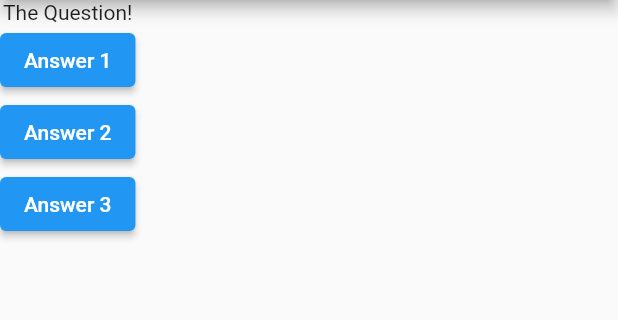
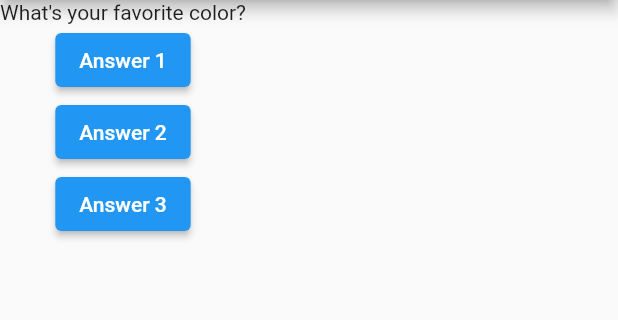
Before and after one commit to naimul-hasan-sabbir/flutter_Quiz_App, a Flutter app: the screen it shows after launch, after a tap on "Answer 1", on a phone screen of 412 x 824 dp, the part 84-404 px from its top. Run offline on Flutter 3.47's test engine with Material 2 defaults, Android fonts, the phone set to English and light mode, and no system bars.

```diff
--- a/lib/main.dart
+++ b/lib/main.dart
@@ -5,8 +5,10 @@ void main() {
 }
 
 class MyApp extends StatelessWidget {
+  var questionIndex = 0;
+
   void answerQuestion() {
-    print('Answer choosen!');
+    questionIndex += 1;
   }
 
   Widget build(BuildContext context) {
@@ -21,7 +23,7 @@ class MyApp extends StatelessWidget {
         ),
         body: Column(
           children: [
-            Text('The Question!'),
+            Text(questions.elementAt(questionIndex)),
             ElevatedButton(
               child: Text("Answer 1"),
               onPressed: answerQuestion,
```
